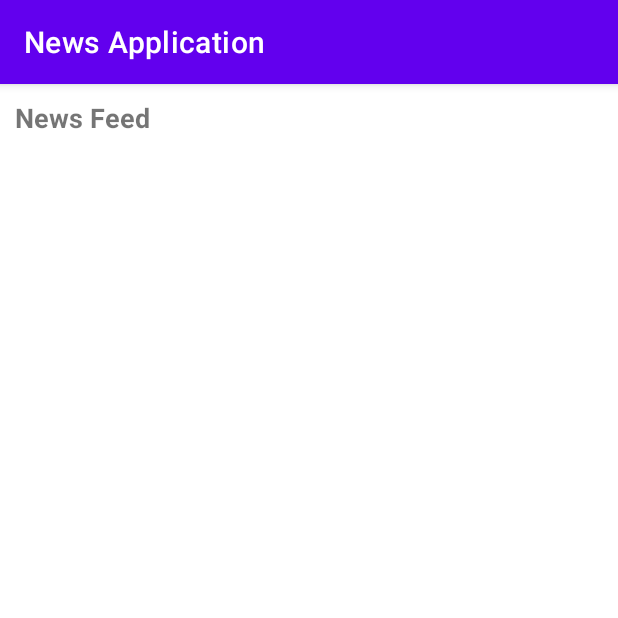
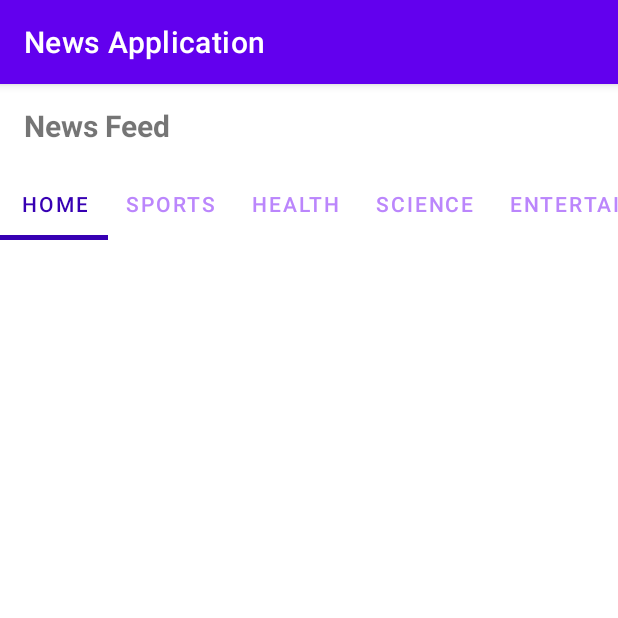
Before and after one commit to UniqueShubham/news-application-repo, an Android app: the screen it shows after launch (MainActivity), on a phone screen of 412 x 824 dp, the top half of it. Run offline under Robolectric (Android 15) with nearby library versions, the phone set to English and light mode, and no system bars.

Commit message:
Tab View and Fragment Design

```diff
--- a/app/src/main/res/layout/activity_main.xml
+++ b/app/src/main/res/layout/activity_main.xml
@@ -7,15 +7,81 @@
     android:orientation="vertical"
     tools:context=".MainActivity">
 
+    <androidx.appcompat.widget.Toolbar
+        android:id="@+id/toolBar"
+        android:layout_width="match_parent"
+        android:layout_height="wrap_content"
+        android:layout_margin="0dp">
 
         <TextView
             android:id="@+id/textView"
             android:layout_width="match_parent"
             android:layout_height="wrap_content"
-        android:textSize="18dp"
+            android:textSize="20dp"
             android:textStyle="bold"
-        android:paddingLeft="10dp"
             android:layout_marginTop="10dp"
             android:text="News Feed" />
 
+    </androidx.appcompat.widget.Toolbar>
+
+    <com.google.android.material.tabs.TabLayout
+        android:id="@+id/tabBar"
+        android:layout_width="match_parent"
+        android:layout_height="wrap_content"
+        app:tabTextColor="@color/purple_200"
+        app:tabSelectedTextColor="@color/purple_700"
+        app:tabIndicatorColor="@color/purple_700"
+        app:tabIndicatorHeight="3dp"
+        app:tabMode="scrollable">
+
+        <com.google.android.material.tabs.TabItem
+            android:id="@+id/home"
+            android:layout_width="wrap_content"
+            android:layout_height="wrap_content"
+            android:text="HOME">
+        </com.google.android.material.tabs.TabItem>
+
+        <com.google.android.material.tabs.TabItem
+            android:id="@+id/sports"
+            android:layout_width="wrap_content"
+            android:layout_height="wrap_content"
+            android:text="SPORTS">
+        </com.google.android.material.tabs.TabItem>
+
+        <com.google.android.material.tabs.TabItem
+            android:id="@+id/health"
+            android:layout_width="wrap_content"
+            android:layout_height="wrap_content"
+            android:text="HEALTH">
+        </com.google.android.material.tabs.TabItem>
+
+        <com.google.android.material.tabs.TabItem
+            android:id="@+id/science"
+            android:layout_width="wrap_content"
+            android:layout_height="wrap_content"
+            android:text="SCIENCE">
+        </com.google.android.material.tabs.TabItem>
+
+        <com.google.android.material.tabs.TabItem
+            android:id="@+id/entertainment"
+            android:layout_width="wrap_content"
+            android:layout_height="wrap_content"
+            android:text="ENTERTAINMENT">
+        </com.google.android.material.tabs.TabItem>
+
+        <com.google.android.material.tabs.TabItem
+            android:id="@+id/technology"
+            android:layout_width="wrap_content"
+            android:layout_height="wrap_content"
+            android:text="TECHNOLOGY">
+        </com.google.android.material.tabs.TabItem>
+
+    </com.google.android.material.tabs.TabLayout>
+
+    <androidx.viewpager.widget.ViewPager
+        android:layout_width="match_parent"
+        android:layout_height="wrap_content">
+
+    </androidx.viewpager.widget.ViewPager>
+
 </LinearLayout>
```
Also changed, not shown: app/src/main/java/com/example/newsapplication/EntertainmentFragment.java (added, +19 -0 lines), app/src/main/java/com/example/newsapplication/HealthFragment.java (added, +19 -0 lines), app/src/main/java/com/example/newsapplication/HomeFragment.java (added, +19 -0 lines), app/src/main/java/com/example/newsapplication/PageAdapter.java (added, +36 -0 lines), app/src/main/java/com/example/newsapplication/ScienceFragment.java (added, +19 -0 lines), app/src/main/java/com/example/newsapplication/SportsFragment.java (added, +19 -0 lines), app/src/main/java/com/example/newsapplication/TechnologyFragment.java (added, +19 -0 lines), app/src/main/res/layout/entertainment_fragment.xml (added, +12 -0 lines), app/src/main/res/layout/health_fragment.xml (added, +12 -0 lines), app/src/main/res/layout/home_fragment.xml (added, +12 -0 lines), app/src/main/res/layout/science_fragment.xml (added, +11 -0 lines), app/src/main/res/layout/sports_fragment.xml (added, +11 -0 lines), app/src/main/res/layout/technology_fragment.xml (added, +11 -0 lines). Lines whose indentation alone changed are shown as unchanged.
